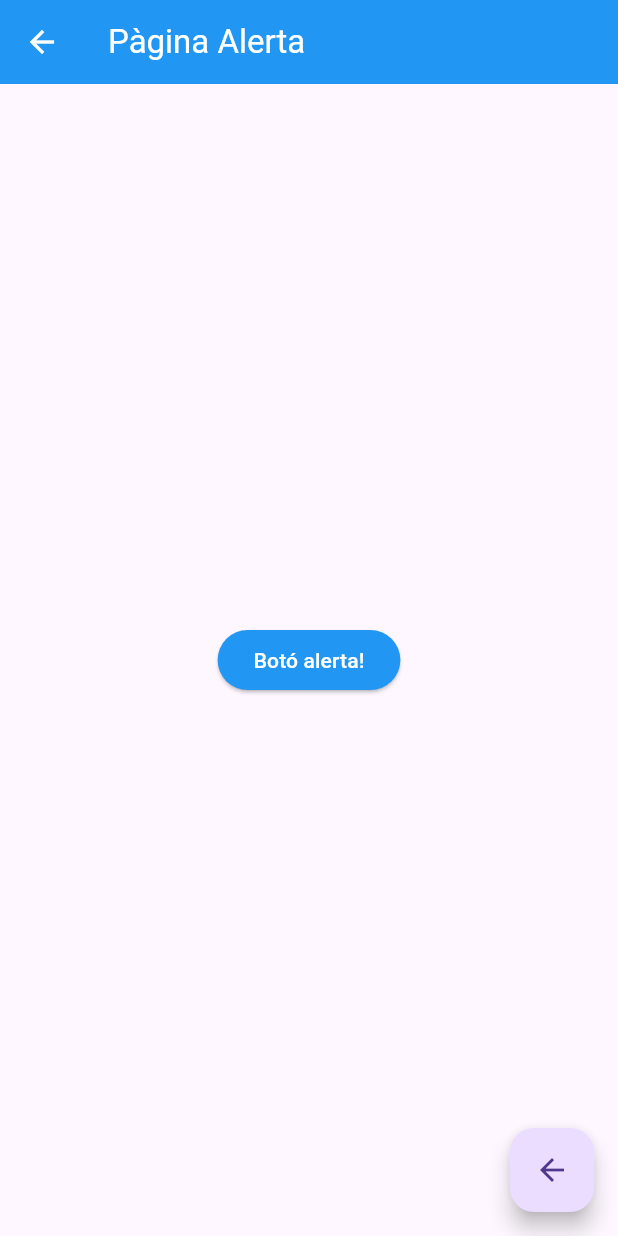
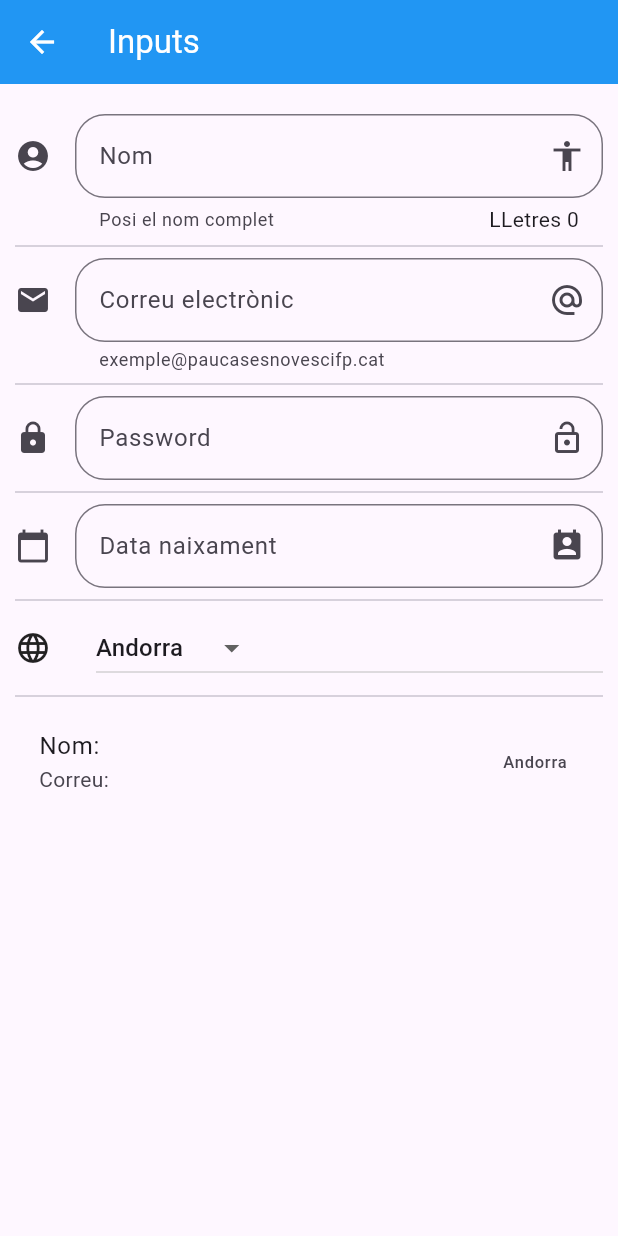
Before and after one commit to raulromerocerrato/Exercici2-PMM, a Flutter app: the screen it shows after launch, after a tap on "Inputs", on a phone screen of 412 x 824 dp. Run offline on Flutter 3.47's test engine with Material 3 defaults, Android fonts, the phone set to English and light mode, and no system bars; network calls fail.

Commit message:
input_page: implementada la screen dedicada als formularis, amb tots els camps que demana

```diff
--- a/lib/main.dart
+++ b/lib/main.dart
@@ -1,6 +1,7 @@
 import 'package:flutter/material.dart';
 import 'routes/routes.dart';
 import 'screens/alert_page.dart';
+import 'package:flutter_localizations/flutter_localizations.dart';
 
 void main() => runApp(MyApp());
 
@@ -8,6 +9,15 @@ class MyApp extends StatelessWidget {
   @override
   Widget build(BuildContext context) {
     return MaterialApp(
+      localizationsDelegates: [
+        GlobalMaterialLocalizations.delegate,
+        GlobalWidgetsLocalizations.delegate,
+        GlobalCupertinoLocalizations.delegate
+      ],
+      supportedLocales: [
+        Locale('es',''),
+        Locale('en',''),
+      ],
       debugShowCheckedModeBanner: false,
       title: 'Components',
       initialRoute: '/',
--- a/lib/routes/routes.dart
+++ b/lib/routes/routes.dart
@@ -4,6 +4,7 @@ import '../screens/avatar_page.dart';
 import '../screens/home_page.dart';
 import '../screens/card_page.dart';
 import '../screens/animated_container.dart';
+import '../screens/input_page.dart';
 
 
 Map<String, WidgetBuilder> getRoutes() {
@@ -12,6 +13,7 @@ Map<String, WidgetBuilder> getRoutes() {
     'alert': (BuildContext context) => AlertPage(),
     'avatar': (BuildContext context) => AvatarPage(),
     'card': (BuildContext context) => CardPage(),
-    'animatedContainer':(context) => AnimatedContainerPage(),
+    'animatedContainer': (BuildContext context) => AnimatedContainerPage(),
+    'inputs': (BuildContext context) => InputPage(),
   };
 }
--- a/lib/screens/home_page.dart
+++ b/lib/screens/home_page.dart
@@ -1,7 +1,6 @@
 import 'package:flutter/material.dart';
 import '../providers/menu_providers.dart';
 import '../utils/icono_string_utils.dart';
-import 'alert_page.dart';
 
 class HomePage extends StatelessWidget {
   @override
--- /dev/null
+++ b/lib/screens/input_page.dart
@@ -0,0 +1,175 @@
+import 'package:flutter/material.dart';
+
+class InputPage extends StatefulWidget {
+
+  @override
+  State<InputPage> createState() => _InputPageState();
+}
+
+class _InputPageState extends State<InputPage> {
+
+  String _nom = '';
+  String _email = '';
+  String _data = '';
+  TextEditingController _inputFieldDataController = TextEditingController();
+  List<String> _paisos = ['Andorra','Espanya','Dinamarca','França'];
+  String _pais = 'Andorra';
+
+  @override
+  Widget build(BuildContext context) {
+    return Scaffold(
+      appBar: AppBar(
+        title: Text('Inputs'),
+        backgroundColor: Colors.blue,
+        foregroundColor: Colors.white,
+      ),
+      body: ListView(
+        padding: EdgeInsets.symmetric(horizontal: 10.0, vertical: 20.0),
+        children: [
+          _crearInput(),
+          Divider(),
+          _crearEmail(),
+          Divider(),
+          _crearPassword(),
+          Divider(),
+          _crearData(context),
+          Divider(),
+          _crearDropdown(),
+          Divider(),
+          _crearPersona()
+        ],
+      ),
+    );
+  }
+  Widget _crearInput() {
+    return TextField(
+      onChanged: (valor) {
+        setState(() {
+          _nom = valor;
+        });
+      },
+      decoration: InputDecoration(
+        counter: Text('LLetres ${_nom.length}'),
+        hintText: 'Nom de l\'usuari',
+        labelText: 'Nom',
+        helperText: 'Posi el nom complet',
+        suffixIcon: Icon(Icons.accessibility),
+        icon: Icon(Icons.account_circle),
+        border: OutlineInputBorder(
+          borderRadius: BorderRadius.circular(20.0)
+        )
+      ),
+    );
+  }
+  Widget _crearEmail () {
+    return TextField(
+      keyboardType: TextInputType.emailAddress,
+      decoration: InputDecoration(
+        border: OutlineInputBorder(
+          borderRadius: BorderRadius.circular(20.0)
+        ),
+        hintText: 'Correu electrònic',
+        labelText: 'Correu electrònic',
+        helperText: 'exemple@paucasesnovescifp.cat',
+        suffixIcon: Icon(Icons.alternate_email),
+        icon: Icon(Icons.email)
+      ),
+      onChanged: (valor) =>
+        setState(() {
+          _email = valor;
+        }
+      )
+    );
+  }
+  Widget _crearPassword () {
+    return TextField(
+      obscureText: true,
+      decoration: InputDecoration(
+        border: OutlineInputBorder(
+          borderRadius: BorderRadius.circular(20.0)
+        ),
+        hintText: 'Password',
+        labelText: 'Password',
+        suffixIcon: Icon(Icons.lock_open),
+        icon: Icon(Icons.lock)
+      ),
+      onChanged: (valor) {
+        //setState(() {
+       //   _email = valor;
+      //  });
+      }
+
+    );
+  }
+  Widget _crearData (BuildContext context) {
+    return TextField(
+      enableInteractiveSelection: false,
+      controller: _inputFieldDataController,
+      decoration: InputDecoration(
+        border: OutlineInputBorder(
+          borderRadius: BorderRadius.circular(20.0)
+        ),
+        hintText: 'Data naixament',
+        labelText: 'Data naixament',
+        suffixIcon: Icon(Icons.perm_contact_calendar),
+        icon: Icon(Icons.calendar_today)
+      ),
+      onTap: () {
+        FocusScope.of(context).requestFocus(new FocusNode());
+        _seleccionaData(context);
+      },
+    );
+  }
+  void _seleccionaData(BuildContext context) async{
+    DateTime? picked = await showDatePicker(
+      context: context,
+      locale: Locale('es','ES'),
+      initialDate: DateTime.now(),
+      firstDate: DateTime(2020),
+      lastDate: DateTime(2030)
+    );
+    if(picked != null) {
+      setState(() {
+        _data = picked.toString();
+        _inputFieldDataController.text = _data;
+      });
+    }
+  }
+  Widget _crearDropdown () {
+    return Row(
+      children: [
+        Icon(Icons.language),
+        SizedBox(width: 30.0),
+        Expanded(
+          child: DropdownButton(
+            value: _pais,
+            items: getOptionDropdown(),
+            onChanged: (opcio) {
+              setState(() {
+                _pais = opcio as String;
+              });
+            }
+          ),
+        ),
+      ],
+    );
+  }
+  List<DropdownMenuItem<String>> getOptionDropdown() {
+    List<DropdownMenuItem<String>> llista = [];
+    _paisos.forEach((pais) {
+      llista.add(DropdownMenuItem(
+        child: Text(pais),
+        value: pais,
+      ));
+    });
+    return llista;
+  }
+
+  Widget _crearPersona () {
+    return ListTile(
+      title: Text('Nom: $_nom'),
+      subtitle: Text('Correu: $_email'),
+      trailing: Text(_pais),
+    );
+  }
+}
--- a/pubspec.yaml
+++ b/pubspec.yaml
@@ -29,6 +29,9 @@ environment:
 # versions available, run `flutter pub outdated`.
 dependencies:
   flutter:
+    sdk: flutter
+
+  flutter_localizations:
     sdk: flutter
 
   # The following adds the Cupertino Icons font to your application.
```
Also changed, not shown: pubspec.lock.
